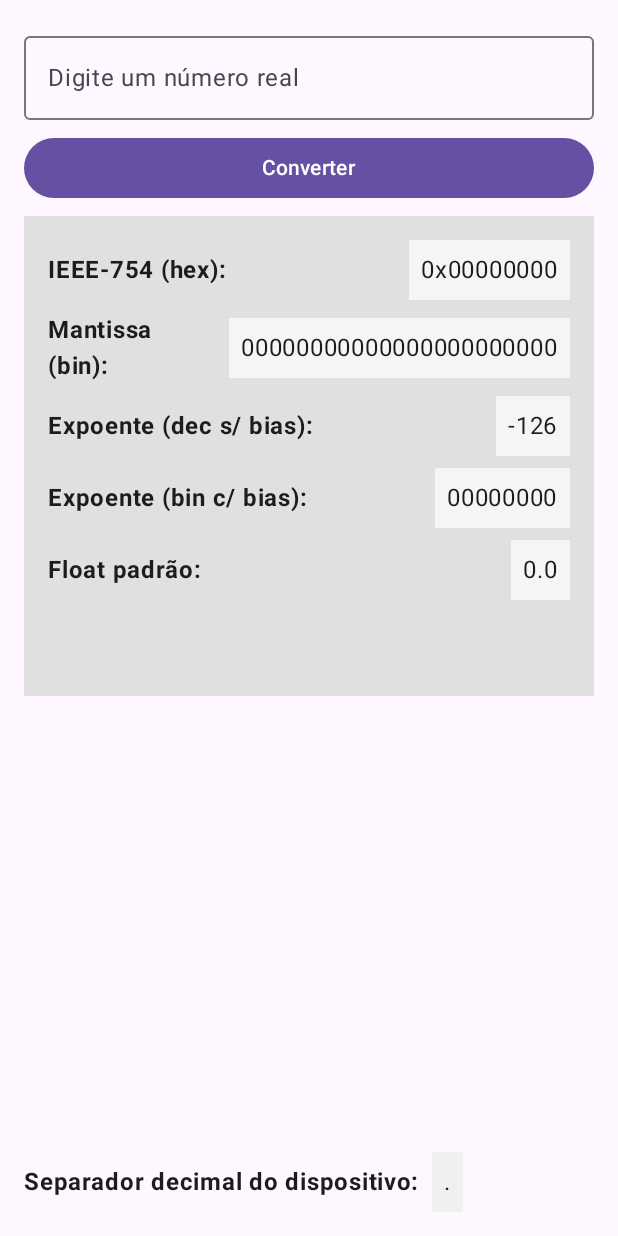
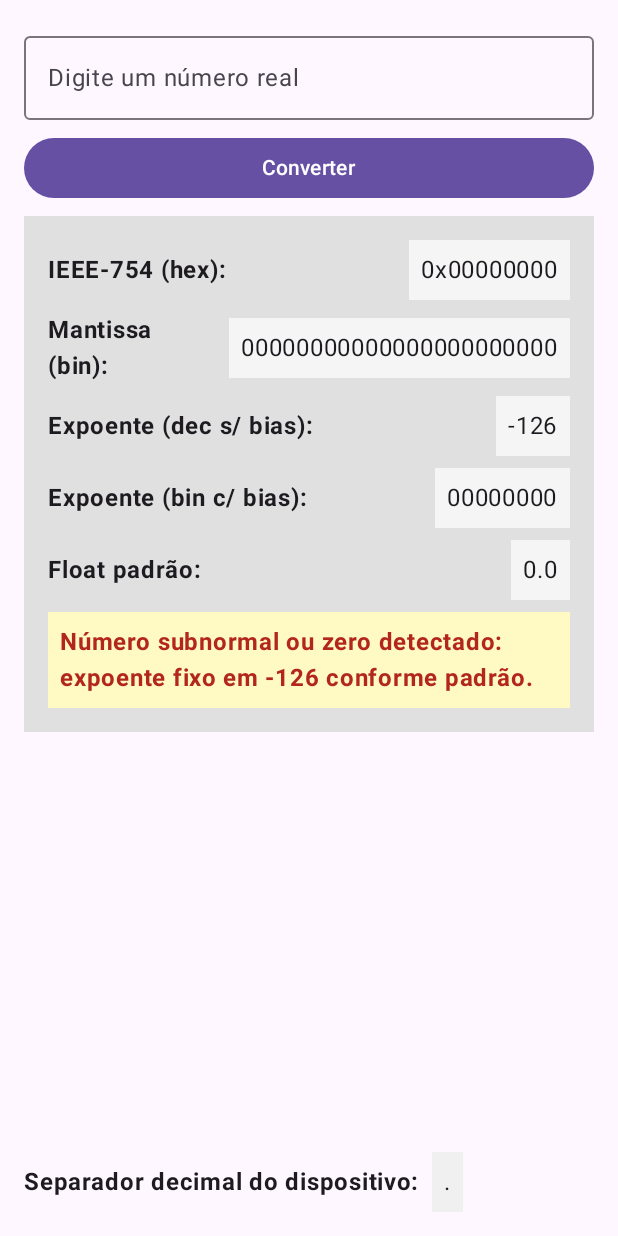
Before and after one commit to abnercpp/FlutuAnt, an Android app built with Jetpack Compose: the screen it shows after launch (MainActivity), on a phone screen of 412 x 824 dp. Run offline under Robolectric (Android 15) with nearby library versions, the phone set to English and light mode, and no system bars.

Commit message:
Update UI to support warnings about NaN, ±Infinity, zero, and subnormals

```diff
--- a/app/src/main/java/com/fatecsp/abnerferreira/flutuant/AdHocFloat32.kt
+++ b/app/src/main/java/com/fatecsp/abnerferreira/flutuant/AdHocFloat32.kt
@@ -154,4 +154,6 @@ val AdHocFloat32.mantissa
 val AdHocFloat32.stdFloat
     get() = Float.fromBits(bits.toInt())
 
-private fun BigDecimal.isNormalF32(): Boolean = this >= F32_SPLIT
+val AdHocFloat32.isSubnormalOrZero get() = biasedExponent == 0
+
+private fun BigDecimal.isNormalF32() = this >= F32_SPLIT
--- a/app/src/main/java/com/fatecsp/abnerferreira/flutuant/MainActivity.kt
+++ b/app/src/main/java/com/fatecsp/abnerferreira/flutuant/MainActivity.kt
@@ -11,7 +11,6 @@ import androidx.compose.foundation.layout.Row
 import androidx.compose.foundation.layout.Spacer
 import androidx.compose.foundation.layout.fillMaxSize
 import androidx.compose.foundation.layout.fillMaxWidth
-import androidx.compose.foundation.layout.height
 import androidx.compose.foundation.layout.padding
 import androidx.compose.foundation.text.KeyboardOptions
 import androidx.compose.material3.Button
@@ -93,12 +92,10 @@ fun ConverterApp(modifier: Modifier = Modifier) {
 
 @Composable
 fun ResultView(result: AdHocFloat32) {
-    Box(
+    Column(
         modifier = Modifier
             .background(colorResource(id = R.color.background_label))
-            .padding(16.dp)
-    ) {
-        Column(
+            .padding(16.dp),
         verticalArrangement = Arrangement.spacedBy(8.dp)
     ) {
         ResultRow(
@@ -121,26 +118,29 @@ fun ResultView(result: AdHocFloat32) {
             title = stringResource(id = R.string.std_float),
             value = result.stdFloat.toString()
         )
+        if (result.stdFloat.isNaN()) {
+            WarningBox(text = stringResource(id = R.string.nan_warning))
+        } else if (result.isSubnormalOrZero) {
+            WarningBox(text = stringResource(id = R.string.subnormal_warning, result.exponent))
+        } else if (result.stdFloat.isInfinite()) {
+            WarningBox(text = stringResource(id = R.string.input_too_large))
+        }
+    }
+}
+
+@Composable
+fun WarningBox(text: String) {
     Box(
         modifier = Modifier
             .fillMaxWidth()
-                    .height(40.dp) // Define a fixed height for the NaN warning box
-            ) {
-                if (result.stdFloat.isNaN()) {
-                    Box(
-                        modifier = Modifier
-                            .background(colorResource(id = R.color.background_nan_warning))
+            .background(colorResource(id = R.color.background_warning))
             .padding(8.dp)
     ) {
         Text(
-                            text = stringResource(id = R.string.nan_warning),
+            text = text,
             color = MaterialTheme.colorScheme.error,
             fontWeight = FontWeight.Bold
         )
-                    }
-                }
-            }
-        }
     }
 }
 
--- a/app/src/main/res/values/colors.xml
+++ b/app/src/main/res/values/colors.xml
@@ -9,7 +9,7 @@
     <color name="white">#FFFFFFFF</color>
     <color name="background_label">#E0E0E0</color>
     <color name="background_value">#F5F5F5</color>
-    <color name="background_nan_warning">#FFCCCC</color>
+    <color name="background_warning">#FFF9C4</color>
     <color name="background_info">#E3F2FD</color>
     <color name="background_separator">#F0F0F0</color>
 </resources>
--- a/app/src/main/res/values/strings.xml
+++ b/app/src/main/res/values/strings.xml
@@ -7,6 +7,8 @@
     <string name="exponent_decimal">Expoente (dec s/ bias):</string>
     <string name="exponent_binary_bias">Expoente (bin c/ bias):</string>
     <string name="std_float">Float padrão:</string>
-    <string name="nan_warning">O valor é inválido!</string>
+    <string name="nan_warning">O texto inserido não corresponde um número válido e não pôde ser convertido.</string>
+    <string name="subnormal_warning">Número subnormal ou zero detectado: expoente fixo em %d conforme padrão.</string>
+    <string name="input_too_large">Valor absoluto do número inserido é grande demais para ser convertido.</string>
     <string name="decimal_separator_info">Separador decimal do dispositivo:</string>
 </resources>
```
Lines whose indentation alone changed are shown as unchanged.
